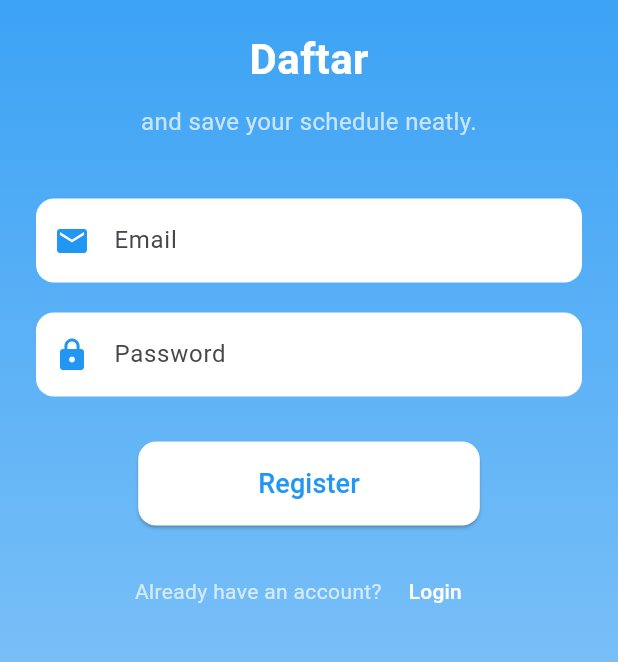
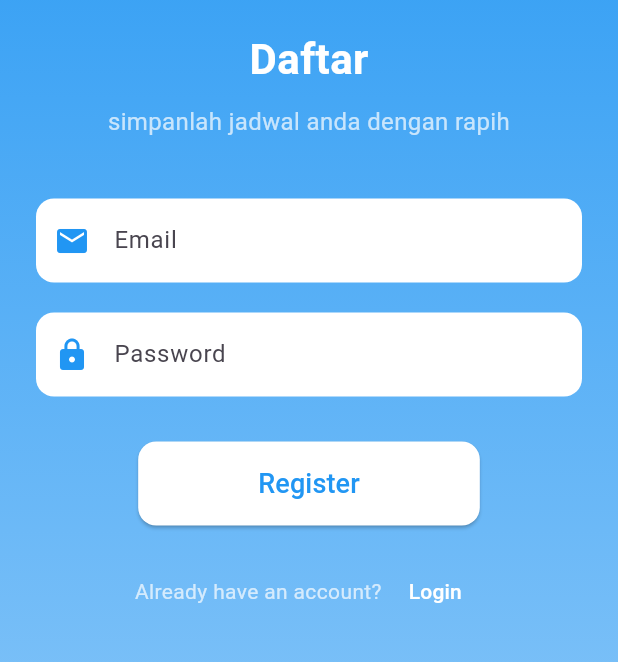
Before and after one commit to lioneladitya/aplikasi-jadwal-kuliah, a Flutter app: the SignupView screen opened by its route, on a phone screen of 412 x 824 dp, the part 304-966 px from its top. Run offline on Flutter 3.47's test engine with Material 3 defaults, Android fonts, the phone set to English and light mode, and no system bars; our stand-ins replace cloud_firestore, firebase_auth, firebase_core, get; accounts and stored records are empty.

Commit message:
merubah kata kata di menu signup

```diff
--- a/lib/app/modules/signup/views/signup_view.dart
+++ b/lib/app/modules/signup/views/signup_view.dart
@@ -45,7 +45,7 @@ class SignupView extends GetView<SignupController> {
               ),
               const SizedBox(height: 10),
               Text(
-                "and save your schedule neatly.",
+                "simpanlah jadwal anda dengan rapih",
                 style: TextStyle(
                   fontSize: 16,
                   color: Colors.white70,
```
